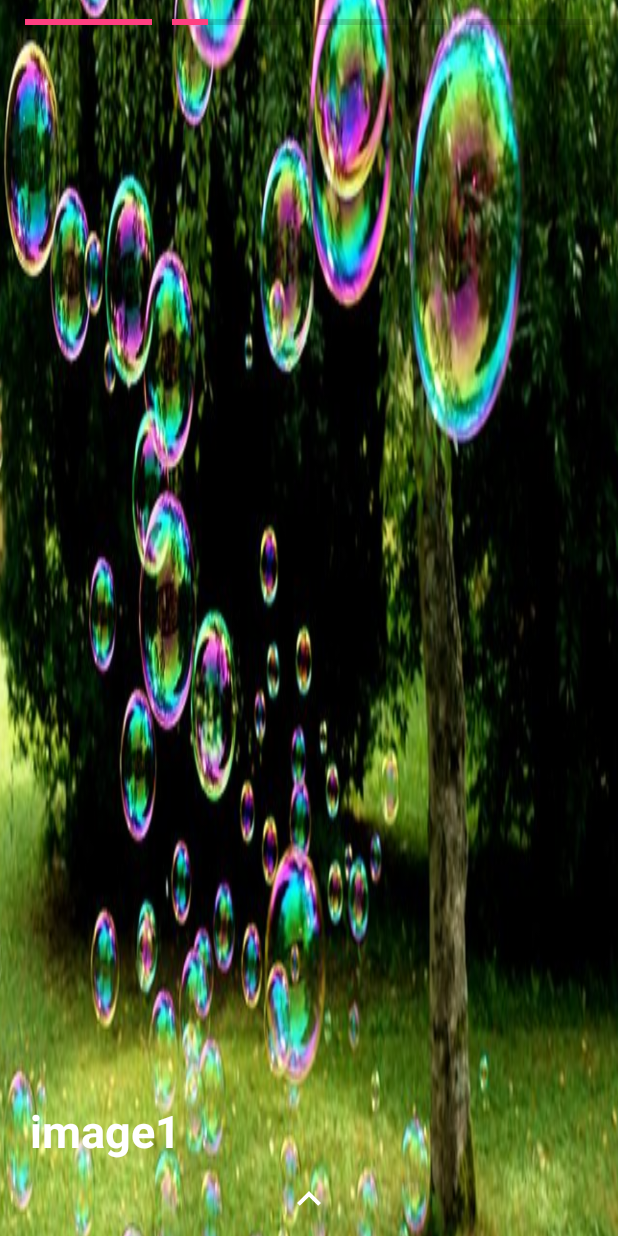
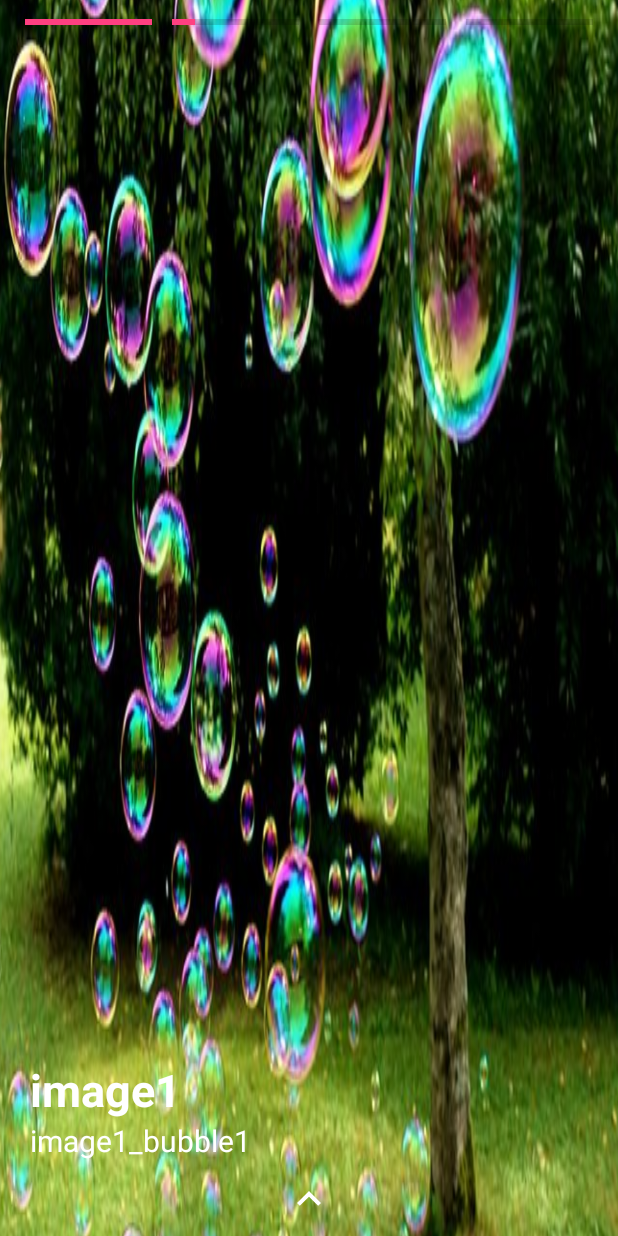
Before and after one commit to jeonsoh/Kotlin_Animation, an Android app: the screen it shows after launch (MainActivity), on a phone screen of 412 x 824 dp. Run offline under Robolectric (Android 15) with nearby library versions, the phone set to English and light mode, and no system bars; our stand-ins replace EventBus.

Commit message:
change progressbar animation from java to xml

```diff
--- a/app/src/main/java/com/example/jeonsohh/paige_animation/MainActivity.kt
+++ b/app/src/main/java/com/example/jeonsohh/paige_animation/MainActivity.kt
@@ -42,7 +42,7 @@ class MainActivity : AppCompatActivity() {
         var subCat = listOf<smallItem>(smallItem(R.drawable.image3_cat1, "image3_cat1"),
                 smallItem(R.drawable.image3_cat2, "image3_cat2"),
                 smallItem(R.drawable.image3_cat3, "image3_cat3"),
-                smallItem(R.drawable.image3_cat4, "image4_cat4"),
+                smallItem(R.drawable.image3_cat4, "image3_cat4"),
                 smallItem(R.drawable.image3_cat5, "image3_cat5"))
         var cat = bigItem(R.drawable.image3, "image3", subCat)
 
--- a/app/src/main/java/com/example/jeonsohh/paige_animation/ViewerFragment.kt
+++ b/app/src/main/java/com/example/jeonsohh/paige_animation/ViewerFragment.kt
@@ -41,7 +41,8 @@ class ViewerFragment : Fragment(){
         Log.e(TAG, items.main_text)
 
         imageview_viewpager.setImageResource(items.main_image) //head이미지
-        textview_viewpager.setText(items.main_text) //기사 head
+        textview_viewpager_head.setText(items.main_text) //기사 head
+        textview_viewpager_sub.setText(items.main_text) //기사 sub
         m_textview_on_slidingdrawer.setText(items.main_text) //기사 내용. 수정
 
         /* ProgressBar 만들기 */
@@ -142,6 +143,7 @@ class ViewerFragment : Fragment(){
                 Log.d( TAG, " === Start Animation ===  " )
                 if (mCurrentProgressbar in 1 .. childCount) {
                     imageview_viewpager.setImageResource(items.subitem[mCurrentProgressbar - 1].main_image)
+                    textview_viewpager_sub.setText(items.subitem[mCurrentProgressbar - 1].main_text) //기사 sub
                     m_textview_on_slidingdrawer.setText(items.subitem[mCurrentProgressbar - 1].main_text) //기사 내용. 수정
                 }
             }
@@ -175,10 +177,18 @@ class ViewerFragment : Fragment(){
       //  var mImageview = imageview_viewpager
         mProgressbar = progresslayout_viewpager!!.findViewWithTag<ProgressBar>("progressbar"+currentSub) as ProgressBar
 
-        var anim_progressbar = ObjectAnimator.ofInt(mProgressbar, "progress", 0, 100).apply {
-            setDuration(7000)
-            setInterpolator(LinearInterpolator())
-        } //progressbar animation
+//        var anim_progressbar = ObjectAnimator.ofInt(mProgressbar, "progress", 0, 100).apply {
+//            setDuration(7000)
+//            setInterpolator(LinearInterpolator())
+//        } //progressbar animation
+
+        var anim_progressbar = AnimatorInflater.loadAnimator(imageview_viewpager.context, R.animator.linear_progress)  //property animation방식
+        anim_progressbar.setTarget(mProgressbar)
+
+//        var anim_textview = ObjectAnimator.ofInt(textview_viewpager_head, "progress", 0, 100).apply {
+//            setDuration(3000)
+//            setInterpolator(LinearInterpolator())
+//        }
 
         var anim_zoomin = AnimatorInflater.loadAnimator(imageview_viewpager.context, R.animator.zoom_in) as AnimatorSet  //property animation방식
         anim_zoomin.setTarget(imageview_viewpager)
@@ -202,7 +212,8 @@ class ViewerFragment : Fragment(){
             progresslayout_viewpager!!.findViewWithTag<ProgressBar>("progressbar"+i).setProgress(0)
         }
         imageview_viewpager.setImageResource(items.main_image) //head이미지
-        textview_viewpager.setText(items.main_text) //기사 head
+        textview_viewpager_head.setText(items.main_text) //기사 head
+        textview_viewpager_sub.setText(items.main_text)
         m_textview_on_slidingdrawer.setText(items.main_text) //기사 내용. 수정
     }
 }
--- /dev/null
+++ b/app/src/main/res/animator/linear_progress.xml
@@ -0,0 +1,10 @@
+<?xml version="1.0" encoding="utf-8"?>
+<set xmlns:android="http://schemas.android.com/apk/res/android">
+    <objectAnimator
+        android:propertyName="progress"
+        android:valueFrom="0"
+        android:valueTo="100"
+        android:duration="7000"
+        android:valueType="intType"
+        />
+</set>
--- a/app/src/main/res/layout/activity_viewpager_item.xml
+++ b/app/src/main/res/layout/activity_viewpager_item.xml
@@ -15,18 +15,32 @@
             android:scaleType="fitXY">
         </android.support.v7.widget.AppCompatImageView>
 
-        <TextView
+        <LinearLayout
             android:layout_width="match_parent"
             android:layout_height="wrap_content"
-            android:id="@+id/textview_viewpager"
             android:layout_gravity="bottom|center_horizontal"
             android:layout_marginBottom="50dp"
             android:layout_marginLeft="20dp"
             android:layout_marginRight="20dp"
-            android:textSize="30sp"
-            android:textStyle="bold"
-            android:textColor="@color/colorBasicText"
-            />
+            android:orientation="vertical"
+            >
+            <TextView
+                android:layout_width="match_parent"
+                android:layout_height="wrap_content"
+                android:id="@+id/textview_viewpager_head"
+                android:textSize="30sp"
+                android:textStyle="bold"
+                android:textColor="@color/colorBasicText"
+                />
+            <TextView
+                android:layout_width="match_parent"
+                android:layout_height="wrap_content"
+                android:id="@+id/textview_viewpager_sub"
+                android:textSize="20sp"
+                android:textColor="@color/colorBasicText"
+                />
+        </LinearLayout>
+
 
         <LinearLayout
             android:layout_width="match_parent"
```
